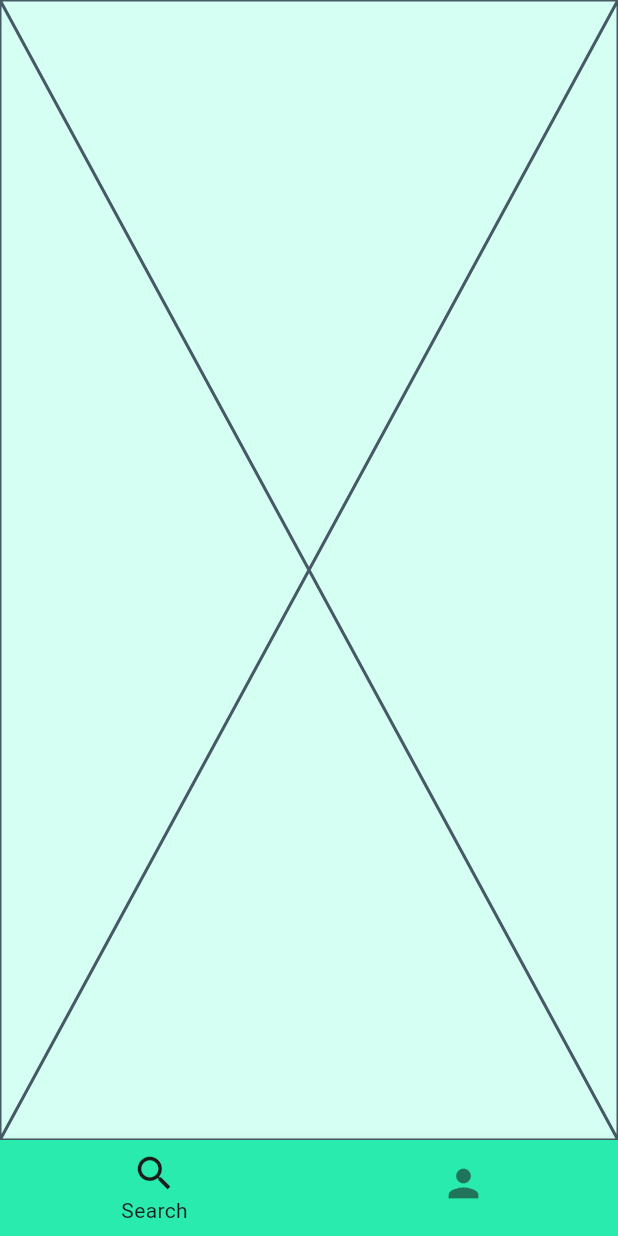
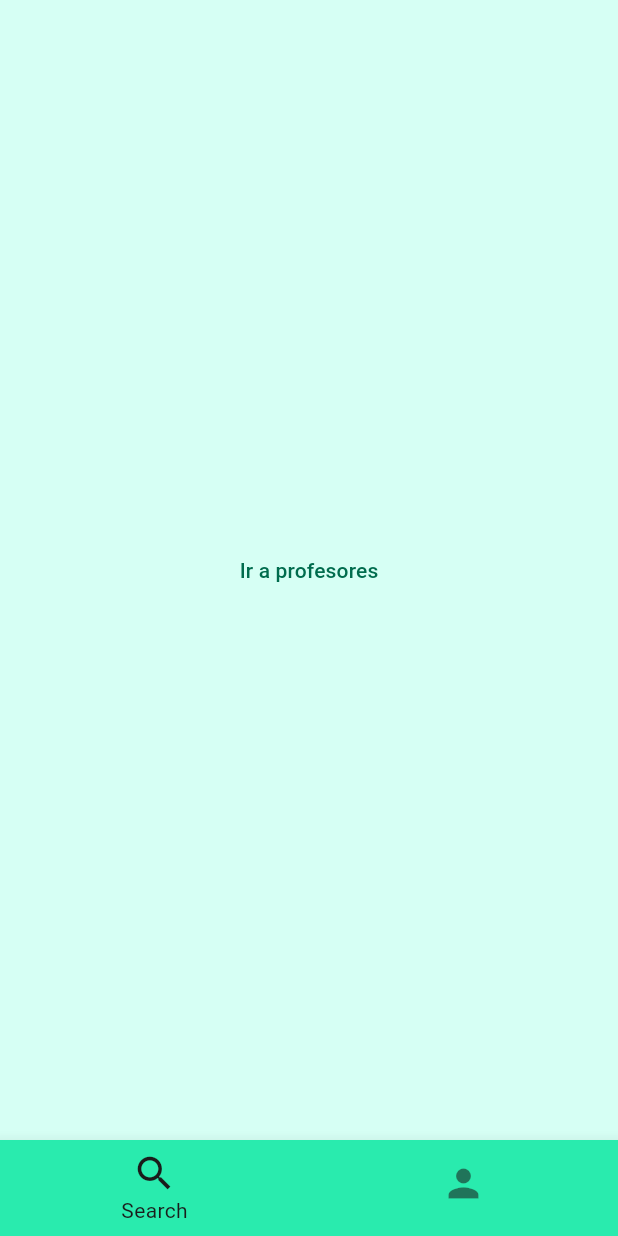
Before and after one commit to Sideron/programovilfront, a Flutter app: the MainPage screen opened by its route, on a phone screen of 412 x 824 dp. Run offline on Flutter 3.47's test engine with Material 3 defaults, Android fonts, the light colour scheme and no system bars; our stand-ins replace flutter_svg, get, google_fonts.

Commit message:
filtyer control

```diff
--- a/lib/pages/main/filter/filter_page.dart
+++ b/lib/pages/main/filter/filter_page.dart
@@ -1,4 +1,5 @@
 import 'package:flutter/material.dart';
+import 'package:get/get.dart';
 import 'package:programovilfront/pages/main/filter/general_filter.dart';
 import 'package:programovilfront/pages/main/filter/university_filter.dart';
 
@@ -10,18 +11,27 @@ class FilterPage extends StatefulWidget {
 }
 
 class _FilterPageState extends State<FilterPage> {
-  int currentPage = 0;
+  RxInt currentPage = 0.obs;
   late List pages;
+
+  void goToPage(int pageIndex) {
+    currentPage.value = pageIndex;
+  }
 
   @override
   void initState() {
     // TODO: implement initState
     super.initState();
-    pages = [GeneralFilter(), UniversityFilter()];
+    pages = [
+      GeneralFilter(
+        goPage: goToPage,
+      ),
+      UniversityFilter()
+    ];
   }
 
   @override
   Widget build(BuildContext context) {
-    return pages[currentPage];
+    return pages[currentPage.value];
   }
 }
--- a/lib/pages/main/filter/general_filter.dart
+++ b/lib/pages/main/filter/general_filter.dart
@@ -1,10 +1,17 @@
 import 'package:flutter/material.dart';
 
 class GeneralFilter extends StatelessWidget {
-  const GeneralFilter({super.key});
+  final void Function(int num) goPage;
+  const GeneralFilter({super.key, required this.goPage});
 
   @override
   Widget build(BuildContext context) {
-    return const Placeholder();
+    return Center(
+      child: TextButton(
+          onPressed: () {
+            goPage(1);
+          },
+          child: Text('Ir a profesores')),
+    );
   }
 }
```
